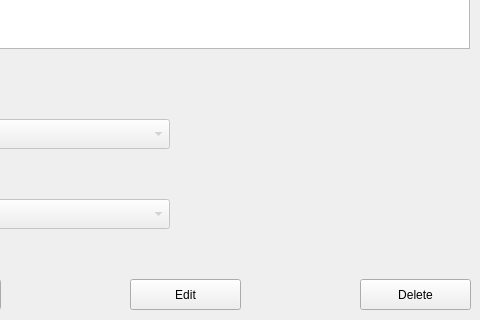
This is GUI/content.ui in DaanVink/Olympus as Qt 5 draws it before an edit; both pictures show x 120 to 600 and y 181 to 501 of the 600 by 501 pixel window. The edited form follows.
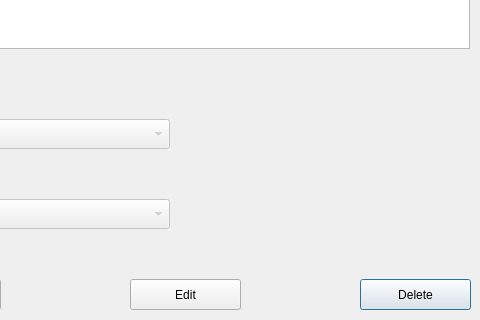
This is the edited form.

Patch:
```diff
--- a/GUI/content.ui
+++ b/GUI/content.ui
@@ -1,7 +1,7 @@
 <?xml version="1.0" encoding="UTF-8"?>
 <ui version="4.0">
  <class>Dialog</class>
- <widget class="QMainWindow" name="MainWindow">
+ <widget class="QDialog" name="MainWindow">
   <property name="geometry">
    <rect>
     <x>0</x>
```
